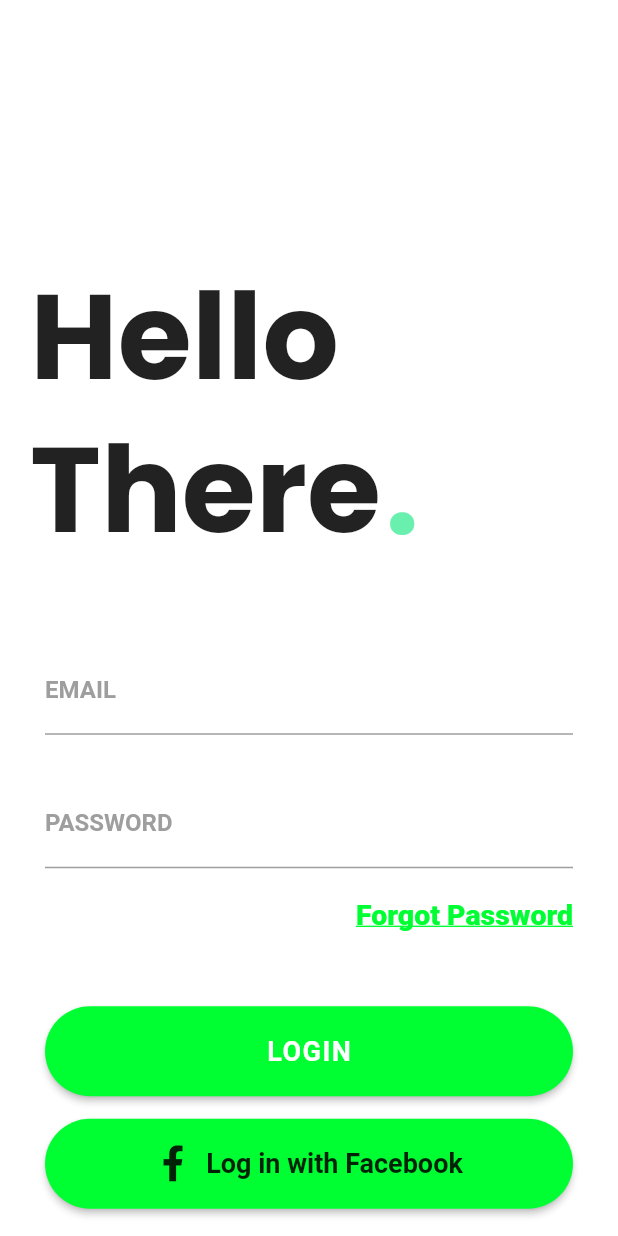
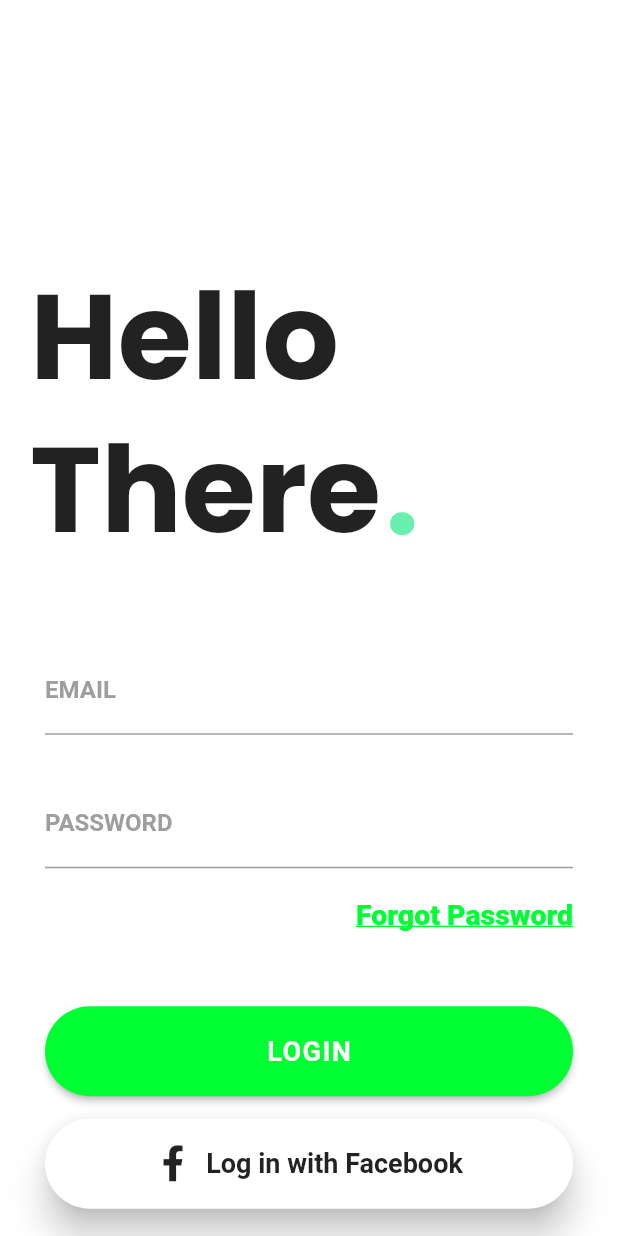
Before and after one commit to vinuvish/flutterui_login_ui_1, a Flutter app: the screen it shows after launch, on a phone screen of 412 x 824 dp. Run offline on Flutter 3.47's test engine with Material 2 defaults, Android fonts, the phone set to English and light mode, and no system bars; our stand-ins replace font_awesome_flutter, google_fonts.

Commit message:
facebook button fix

```diff
--- a/lib/loginPage.dart
+++ b/lib/loginPage.dart
@@ -113,7 +113,8 @@ class _LoginPageState extends State<LoginPage> {
                           height: 60,
                           child: RaisedButton(
                               onPressed: () {},
-                              color: Color(0xff00ff32),
+                              color: Colors.white,
+                              elevation: 10,
                               shape: RoundedRectangleBorder(
                                   borderRadius: BorderRadius.circular(50)),
                               child: Row(
```
